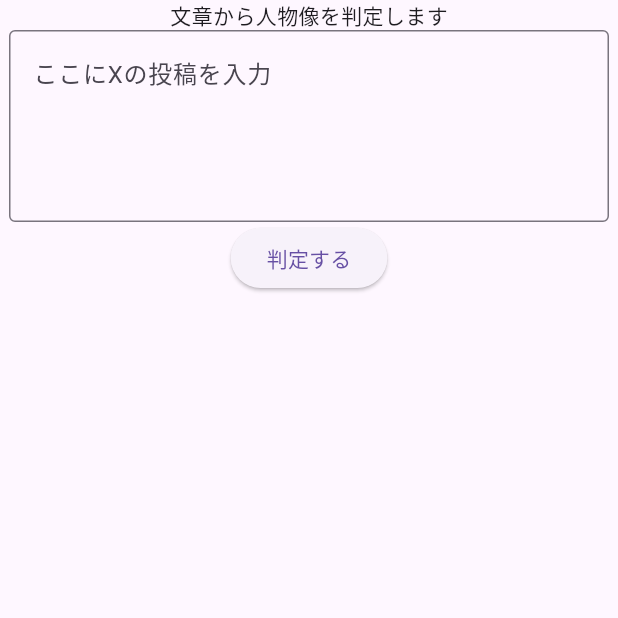
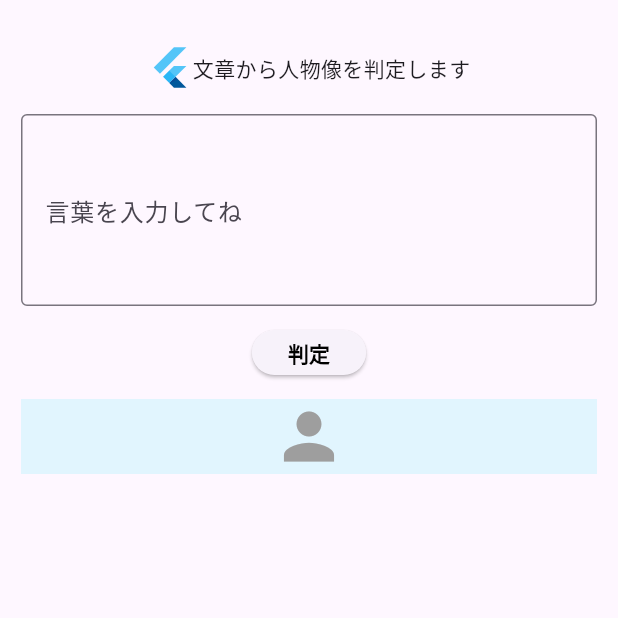
Before and after one commit to k-0107/gemini, a Flutter app: the screen it shows after launch, on a phone screen of 412 x 824 dp, the top half of it. Run offline on Flutter 3.47's test engine with Material 3 defaults, Android fonts, the phone set to English and light mode, and no system bars; our stand-ins replace flutter_hooks, flutter_riverpod, google_fonts, riverpod_annotation; generated files the repository leaves out were written again.

Commit message:
MVVMに変更

```diff
--- a/lib/judge_x_page.dart
+++ /dev/null
@@ -1,56 +0,0 @@
-import 'package:flutter/material.dart';
-import 'package:flutter/src/widgets/framework.dart';
-import 'package:flutter_hooks/flutter_hooks.dart';
-import 'package:gemini/gemini.dart';
-
-class JudgeXPage extends HookWidget {
-  const JudgeXPage({super.key});
-
-  @override
-  Widget build(BuildContext context) {
-    final controller = useTextEditingController();
-    return Scaffold(
-      body: Center(
-        child: Column(
-          children: [
-            Text('文章から人物像を判定します'),
-            SizedBox(
-              width: 400,
-              child: _PostInputField(controller: controller),
-            ),
-            ElevatedButton(
-              onPressed: () {},
-              child: Text('判定する'),
-            ),
-          ],
-        ),
-      ),
-    );
-  }
-}
-
-class _PostInputField extends StatelessWidget {
-  const _PostInputField({
-    required this.controller,
-  });
-
-  final TextEditingController controller;
-
-  @override
-  Widget build(BuildContext context) {
-    return TextField(
-      controller: controller,
-      keyboardType: TextInputType.multiline,
-      maxLines: 4,
-      decoration: const InputDecoration(
-        hintText: 'ここにXの投稿を入力',
-        focusedBorder: OutlineInputBorder(
-          borderSide: BorderSide(width: 2, color: Colors.blue),
-        ),
-        border: OutlineInputBorder(
-          borderSide: BorderSide(width: 1, color: Colors.black),
-        ),
-      ),
-    );
-  }
-}
--- a/lib/main.dart
+++ b/lib/main.dart
@@ -1,6 +1,6 @@
 import 'package:flutter/material.dart';
 import 'package:flutter_riverpod/flutter_riverpod.dart';
-import 'package:gemini/judge_x_page.dart';
+import 'package:gemini/ui/judge_x_page.dart';
 
 void main() {
   const app = ProviderScope(
--- /dev/null
+++ b/lib/ui/judge_x_page.dart
@@ -0,0 +1,62 @@
+import 'package:flutter/material.dart';
+import 'package:flutter/src/widgets/framework.dart';
+import 'package:flutter_hooks/flutter_hooks.dart';
+import 'package:gemini/view_model/judge_x_view_model.dart';
+
+class JudgeXPage extends HookWidget {
+  const JudgeXPage({super.key});
+
+  @override
+  Widget build(BuildContext context) {
+    final controller = useTextEditingController();
+    return Scaffold(
+      body: Center(
+        child: Padding(
+          padding: const EdgeInsets.all(14.0),
+          child: Column(
+            children: [
+              const SizedBox(
+                child: Padding(
+                  padding: EdgeInsets.all(16.0),
+                  child: Row(
+                    mainAxisAlignment: MainAxisAlignment.center,
+                    children: [
+                      SizedBox(
+                        width: 30,
+                        height: 30,
+                        child: FlutterLogo(),
+                      ),
+                      Text('文章から人物像を判定します')
+                    ],
+                  ),
+                ),
+              ),
+              SizedBox(
+                width: 400,
+                child: PostInputField(controller: controller),
+              ),
+              Padding(
+                padding: const EdgeInsets.all(16.0),
+                child: SizedBox(
+                  height: 30,
+                  child: JudgeButton(
+                    controller: controller,
+                  ),
+                ),
+              ),
+              SizedBox(
+                child: Expanded(
+                  child: Container(
+                    color: Colors.lightBlue[50],
+                    alignment: Alignment.center,
+                    child: const PersonChar(),
+                  ),
+                ),
+              ),
+            ],
+          ),
+        ),
+      ),
+    );
+  }
+}
--- /dev/null
+++ b/lib/view_model/judge_x_view_model.dart
@@ -0,0 +1,69 @@
+import 'package:flutter/material.dart';
+import 'package:flutter_riverpod/flutter_riverpod.dart';
+import 'package:gemini/view_model/riverpod/judge_x_state.dart';
+import 'package:google_fonts/google_fonts.dart';
+
+class PostInputField extends StatelessWidget {
+  const PostInputField({
+    required this.controller,
+  });
+
+  final TextEditingController controller;
+
+  @override
+  Widget build(BuildContext context) {
+    return TextField(
+      controller: controller,
+      keyboardType: TextInputType.multiline,
+      maxLines: 4,
+      decoration: const InputDecoration(
+        labelText: '言葉を入力してね',
+        focusedBorder: OutlineInputBorder(
+          borderSide: BorderSide(width: 2, color: Colors.blue),
+        ),
+        border: OutlineInputBorder(
+          borderSide: BorderSide(width: 1, color: Colors.black),
+        ),
+      ),
+    );
+  }
+}
+
+class JudgeButton extends ConsumerWidget {
+  const JudgeButton({
+    required this.controller,
+  });
+
+  final TextEditingController controller;
+  @override
+  Widget build(BuildContext context, WidgetRef ref) {
+    return ElevatedButton(
+      onPressed: () async {
+        final notifire = ref.read(personCharNotifierProvider.notifier);
+        await notifire.judge(controller.text);
+      },
+      child: Text(
+        '判定',
+        style: GoogleFonts.kaiseiDecol(
+            fontWeight: FontWeight.bold, color: Colors.black),
+      ),
+    );
+  }
+}
+
+class PersonChar extends ConsumerWidget {
+  const PersonChar();
+  @override
+  Widget build(BuildContext context, WidgetRef ref) {
+    final personChar = ref.watch(personCharNotifierProvider);
+    if (personChar.value == null) {
+      return const Icon(
+        Icons.person,
+        color: Colors.grey,
+        size: 50,
+      );
+    } else {
+      return Text(personChar.value ?? '');
+    }
+  }
+}
--- a/pubspec.yaml
+++ b/pubspec.yaml
@@ -14,6 +14,7 @@ dependencies:
   flutter:
     sdk: flutter
   cupertino_icons: ^1.0.8
+  google_fonts:
 
 dev_dependencies:
   build_runner:
@@ -24,3 +25,5 @@ dev_dependencies:
 
 flutter:
   uses-material-design: true
+  assets:
+    - assets/google_fonts/
```
Also changed, not shown: assets/google_fonts/OFL.txt (added, +93 -0 lines), assets/google_fonts/Montserrat-Italic-VariableFont_wght.ttf (added), assets/google_fonts/Montserrat-VariableFont_wght.ttf (added), lib/view_model/riverpod/judge_x_state.dart (renamed from lib/judge_x_state.dart), lib/view_model/riverpod/judge_x_state.g.dart (renamed from lib/judge_x_state.g.dart), 3 other files.
